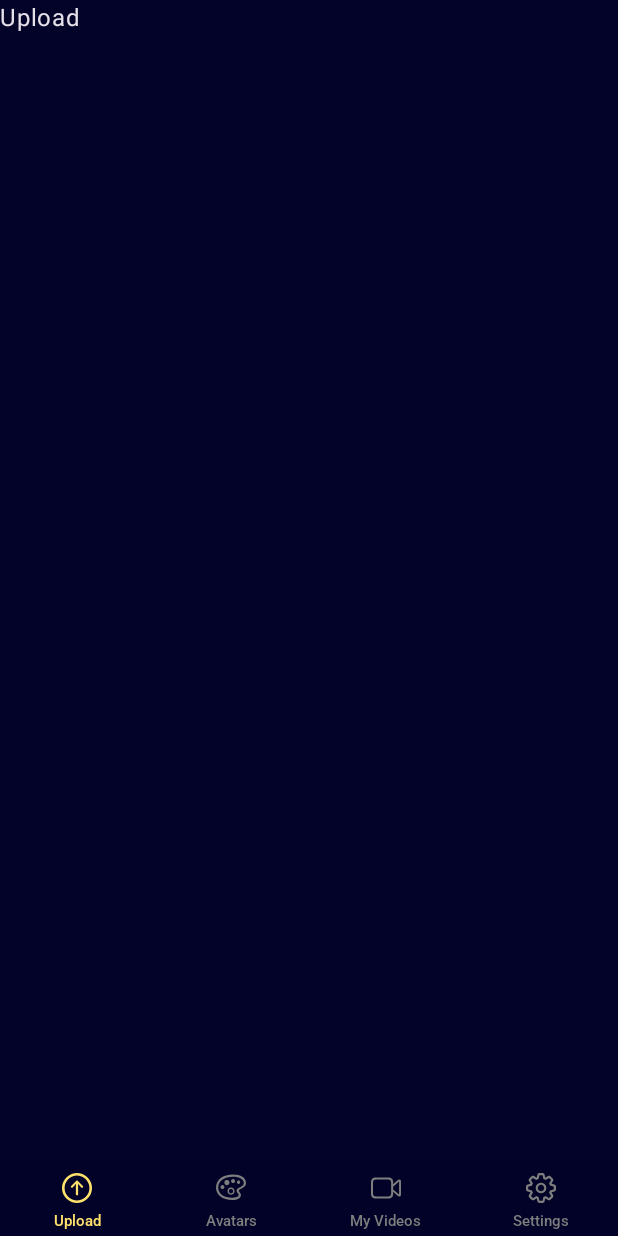
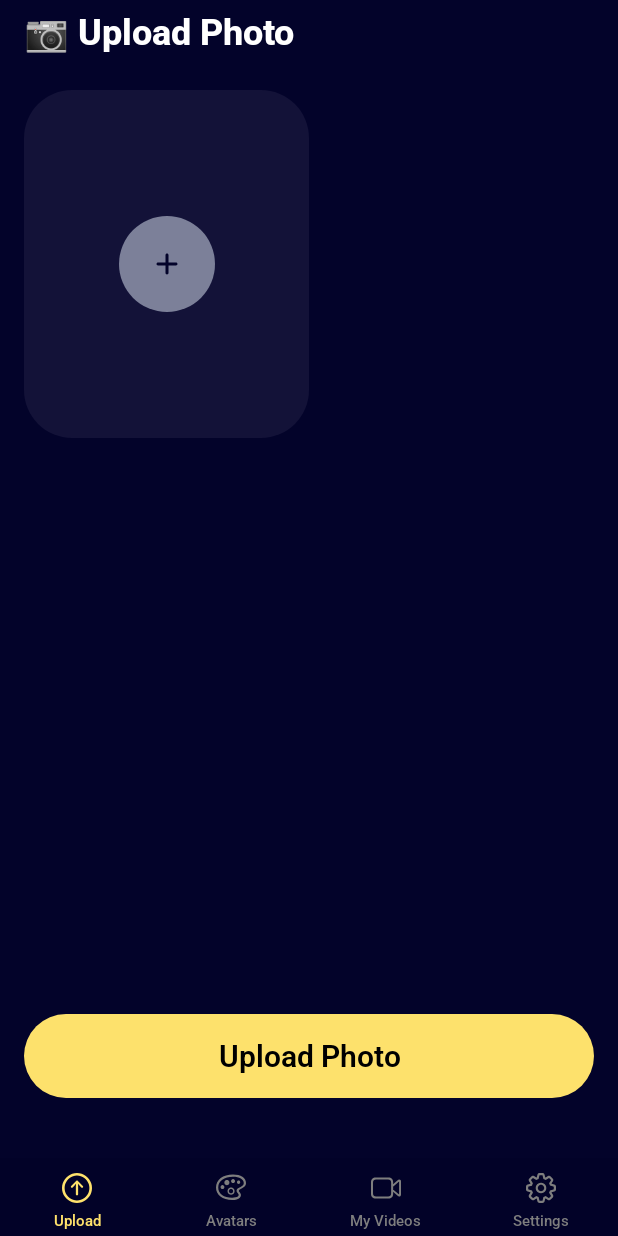
Before and after one commit to muratov-dev/HumanAIProject, an Android app built with Jetpack Compose: the screen it shows after launch (MainActivity), on a phone screen of 412 x 824 dp. Run offline under Robolectric (Android 15) with nearby library versions, the phone set to English and light mode, and no system bars; our stand-ins replace Dagger/Hilt's generated code, Timber.

Commit message:
feat: Implement Upload screen UI

```diff
--- /dev/null
+++ b/app/src/main/java/me/yeahapps/myhumanai/core/ui/component/button/PetAIButtonText.kt
@@ -0,0 +1,44 @@
+package me.yeahapps.myhumanai.core.ui.component.button
+
+import androidx.compose.material3.Text
+import androidx.compose.runtime.Composable
+import androidx.compose.ui.Modifier
+import androidx.compose.ui.text.AnnotatedString
+import androidx.compose.ui.text.TextStyle
+import androidx.compose.ui.text.style.TextAlign
+import androidx.compose.ui.text.style.TextOverflow
+import me.yeahapps.myhumanai.core.ui.theme.HumanAITheme
+
+@Composable
+fun HumanAIButtonText(
+    text: String,
+    modifier: Modifier = Modifier,
+    textAlign: TextAlign = TextAlign.Center,
+    style: TextStyle = HumanAITheme.typography.bodySemiBold
+) {
+    Text(
+        modifier = modifier,
+        text = text,
+        style = style,
+        textAlign = textAlign,
+        maxLines = 2,
+        overflow = TextOverflow.Ellipsis
+    )
+}
+
+@Composable
+fun HumanAIButtonText(
+    text: AnnotatedString,
+    modifier: Modifier = Modifier,
+    textAlign: TextAlign = TextAlign.Center,
+    style: TextStyle = HumanAITheme.typography.bodySemiBold
+) {
+    Text(
+        modifier = modifier,
+        text = text,
+        style = style,
+        textAlign = textAlign,
+        maxLines = 2,
+        overflow = TextOverflow.Ellipsis
+    )
+}
--- /dev/null
+++ b/app/src/main/java/me/yeahapps/myhumanai/core/ui/component/button/filled/HumanAIButtonDefaults.kt
@@ -0,0 +1,45 @@
+package me.yeahapps.myhumanai.core.ui.component.button.filled
+
+import androidx.compose.foundation.layout.PaddingValues
+import androidx.compose.foundation.shape.RoundedCornerShape
+import androidx.compose.runtime.Composable
+import androidx.compose.runtime.Stable
+import androidx.compose.ui.graphics.Color
+import androidx.compose.ui.unit.dp
+import me.yeahapps.myhumanai.core.ui.theme.HumanAITheme
+
+object HumanAIButtonDefaults {
+
+    val MinHeight = 56.dp
+    val Shape = RoundedCornerShape(100.dp)
+
+    val DefaultHorizontalPadding = 16.dp
+    val DefaultVerticalPadding = 8.dp
+    val DefaultPaddingValues = PaddingValues(horizontal = DefaultHorizontalPadding, vertical = DefaultVerticalPadding)
+
+    @Composable
+    fun colors(
+        containerColor: Color = HumanAITheme.colors.buttonPrimaryDefault,
+        disabledContainerColor: Color = HumanAITheme.colors.buttonPrimaryDisabled,
+        contentColor: Color = HumanAITheme.colors.buttonTextPrimary,
+        disabledContentColor: Color = HumanAITheme.colors.buttonTextPrimary,
+    ) = HumanAIButtonColors(
+        containerColor = containerColor,
+        disabledContainerColor = disabledContainerColor,
+        contentColor = contentColor,
+        disabledContentColor = disabledContentColor,
+    )
+}
+
+data class HumanAIButtonColors(
+    val containerColor: Color = Color.Unspecified,
+    val disabledContainerColor: Color = Color.Unspecified,
+    val contentColor: Color = Color.Unspecified,
+    val disabledContentColor: Color = Color.Unspecified,
+) {
+    @Stable
+    fun containerColor(enabled: Boolean): Color = if (enabled) containerColor else disabledContainerColor
+
+    @Stable
+    fun contentColor(enabled: Boolean): Color = if (enabled) contentColor else disabledContentColor
+}
--- /dev/null
+++ b/app/src/main/java/me/yeahapps/myhumanai/core/ui/component/button/filled/HumanAIPrimaryButton.kt
@@ -0,0 +1,51 @@
+package me.yeahapps.myhumanai.core.ui.component.button.filled
+
+import androidx.compose.foundation.background
+import androidx.compose.foundation.clickable
+import androidx.compose.foundation.layout.Box
+import androidx.compose.foundation.layout.IntrinsicSize
+import androidx.compose.foundation.layout.PaddingValues
+import androidx.compose.foundation.layout.defaultMinSize
+import androidx.compose.foundation.layout.padding
+import androidx.compose.foundation.layout.width
+import androidx.compose.material3.LocalContentColor
+import androidx.compose.runtime.Composable
+import androidx.compose.runtime.CompositionLocalProvider
+import androidx.compose.ui.Alignment
+import androidx.compose.ui.Modifier
+import androidx.compose.ui.draw.clip
+import androidx.compose.ui.graphics.Shape
+import androidx.compose.ui.semantics.Role
+import androidx.compose.ui.unit.Dp
+import me.yeahapps.myhumanai.core.ui.component.button.HumanAIButtonText
+
+@Composable
+fun HumanAIPrimaryButton(
+    centerContent: String,
+    onClick: () -> Unit,
+    modifier: Modifier = Modifier,
+    enabled: Boolean = true,
+    colors: HumanAIButtonColors = HumanAIButtonDefaults.colors(),
+    shape: Shape = HumanAIButtonDefaults.Shape,
+    minHeight: Dp = HumanAIButtonDefaults.MinHeight,
+    paddingValues: PaddingValues = HumanAIButtonDefaults.DefaultPaddingValues,
+) {
+    Box(
+        modifier = modifier
+            .width(IntrinsicSize.Min)
+            .background(color = colors.containerColor(enabled), shape = shape)
+            .clip(shape)
+            .defaultMinSize(minHeight = minHeight)
+            .padding(paddingValues),
+        contentAlignment = Alignment.Center
+    ) {
+        Box(
+            modifier = Modifier
+                .matchParentSize()
+                .clickable(enabled = enabled, onClick = onClick, role = Role.Button)
+        )
+        CompositionLocalProvider(LocalContentColor provides colors.contentColor(enabled)) {
+            HumanAIButtonText(text = centerContent)
+        }
+    }
+}
--- /dev/null
+++ b/app/src/main/java/me/yeahapps/myhumanai/core/ui/component/topbar/HumanAIPrimaryTopBar.kt
@@ -0,0 +1,23 @@
+package me.yeahapps.myhumanai.core.ui.component.topbar
+
+import androidx.compose.foundation.layout.Row
+import androidx.compose.foundation.layout.fillMaxWidth
+import androidx.compose.foundation.layout.padding
+import androidx.compose.foundation.layout.statusBarsPadding
+import androidx.compose.material3.Text
+import androidx.compose.runtime.Composable
+import androidx.compose.ui.Modifier
+import androidx.compose.ui.unit.dp
+import me.yeahapps.myhumanai.core.ui.theme.HumanAITheme
+
+@Composable
+fun HumanAIPrimaryTopBar(modifier: Modifier = Modifier, title: String) {
+    Row(
+        modifier = modifier
+            .fillMaxWidth()
+            .statusBarsPadding()
+            .padding(horizontal = 16.dp, vertical = 8.dp)
+    ) {
+        Text(text = title, style = HumanAITheme.typography.headlineExtraBold, color = HumanAITheme.colors.textPrimary)
+    }
+}
--- a/app/src/main/java/me/yeahapps/myhumanai/features/root/ui/screen/RootScreen.kt
+++ b/app/src/main/java/me/yeahapps/myhumanai/features/root/ui/screen/RootScreen.kt
@@ -16,7 +16,7 @@ import me.yeahapps.myhumanai.features.avatars.AvatarsContainer
 import me.yeahapps.myhumanai.features.root.domain.BottomNavigationItem
 import me.yeahapps.myhumanai.features.root.ui.component.HumanAIBottomNavigation
 import me.yeahapps.myhumanai.features.settings.SettingsContainer
-import me.yeahapps.myhumanai.features.upload.UploadContainer
+import me.yeahapps.myhumanai.features.upload.ui.screen.UploadContainer
 import me.yeahapps.myhumanai.features.videos.VideosContainer
 import me.yeahapps.myhumanai.core.ui.navigation.commonModifier
 
--- a/app/src/main/java/me/yeahapps/myhumanai/features/upload/UploadScreen.kt
+++ /dev/null
@@ -1,26 +0,0 @@
-package me.yeahapps.myhumanai.features.upload
-
-import androidx.compose.foundation.layout.Box
-import androidx.compose.foundation.layout.padding
-import androidx.compose.material3.Scaffold
-import androidx.compose.material3.Text
-import androidx.compose.runtime.Composable
-import androidx.compose.ui.Modifier
-import kotlinx.serialization.Serializable
-
-@Serializable
-object UploadScreen
-
-@Composable
-fun UploadContainer(modifier: Modifier = Modifier) {
-    UploadContent(modifier = modifier)
-}
-
-@Composable
-private fun UploadContent(modifier: Modifier = Modifier) {
-    Scaffold(modifier = modifier) { innerPadding ->
-        Box(modifier = Modifier.padding(innerPadding)) {
-            Text(text = "Upload")
-        }
-    }
-}
--- /dev/null
+++ b/app/src/main/java/me/yeahapps/myhumanai/features/upload/ui/component/cards/UploadPhotoCard.kt
@@ -0,0 +1,44 @@
+package me.yeahapps.myhumanai.features.upload.ui.component.cards
+
+import androidx.compose.foundation.background
+import androidx.compose.foundation.clickable
+import androidx.compose.foundation.layout.Box
+import androidx.compose.foundation.layout.aspectRatio
+import androidx.compose.foundation.layout.size
+import androidx.compose.foundation.shape.CircleShape
+import androidx.compose.foundation.shape.RoundedCornerShape
+import androidx.compose.material3.Icon
+import androidx.compose.runtime.Composable
+import androidx.compose.ui.Alignment
+import androidx.compose.ui.Modifier
+import androidx.compose.ui.draw.clip
+import androidx.compose.ui.graphics.Color
+import androidx.compose.ui.graphics.vector.ImageVector
+import androidx.compose.ui.res.vectorResource
+import androidx.compose.ui.unit.dp
+import me.yeahapps.myhumanai.R
+import me.yeahapps.myhumanai.core.ui.theme.HumanAITheme
+
+@Composable
+fun UploadPhotoCard(modifier: Modifier = Modifier, onClick: () -> Unit) {
+    Box(
+        modifier = modifier
+            .aspectRatio(1f/1.22f)
+            .clip(RoundedCornerShape(32.dp))
+            .background(color = Color(0xFF131238))
+            .clickable(onClick = onClick), contentAlignment = Alignment.Center
+    ) {
+        Box(
+            modifier = Modifier
+                .size(64.dp)
+                .background(color = Color(0xFF7C8099), shape = CircleShape),
+            contentAlignment = Alignment.Center
+        ) {
+            Icon(
+                imageVector = ImageVector.vectorResource(R.drawable.ic_add),
+                tint = HumanAITheme.colors.backgroundPrimary,
+                contentDescription = null
+            )
+        }
+    }
+}
--- /dev/null
+++ b/app/src/main/java/me/yeahapps/myhumanai/features/upload/ui/screen/UploadScreen.kt
@@ -0,0 +1,57 @@
+package me.yeahapps.myhumanai.features.upload.ui.screen
+
+import androidx.compose.foundation.layout.Box
+import androidx.compose.foundation.layout.fillMaxSize
+import androidx.compose.foundation.layout.fillMaxWidth
+import androidx.compose.foundation.layout.padding
+import androidx.compose.foundation.lazy.grid.GridCells
+import androidx.compose.foundation.lazy.grid.LazyVerticalGrid
+import androidx.compose.material3.Scaffold
+import androidx.compose.runtime.Composable
+import androidx.compose.ui.Alignment
+import androidx.compose.ui.Modifier
+import androidx.compose.ui.res.stringResource
+import androidx.compose.ui.unit.dp
+import kotlinx.serialization.Serializable
+import me.yeahapps.myhumanai.R
+import me.yeahapps.myhumanai.core.ui.component.button.filled.HumanAIPrimaryButton
+import me.yeahapps.myhumanai.core.ui.component.topbar.HumanAIPrimaryTopBar
+import me.yeahapps.myhumanai.features.upload.ui.component.cards.UploadPhotoCard
+
+@Serializable
+object UploadScreen
+
+@Composable
+fun UploadContainer(modifier: Modifier = Modifier) {
+    UploadContent(modifier = modifier)
+}
+
+@Composable
+private fun UploadContent(modifier: Modifier = Modifier) {
+    Scaffold(modifier = modifier, topBar = {
+        HumanAIPrimaryTopBar(title = stringResource(R.string.upload_headline))
+    }) { innerPadding ->
+        Box(
+            modifier = Modifier
+                .fillMaxSize()
+                .padding(top = innerPadding.calculateTopPadding(), bottom = 40.dp, start = 16.dp, end = 16.dp)
+        ) {
+            LazyVerticalGrid(
+                columns = GridCells.Fixed(2), modifier = Modifier
+                    .fillMaxSize()
+                    .padding(vertical = 16.dp)
+            ) {
+                item {
+                    UploadPhotoCard { }
+                }
+            }
+            HumanAIPrimaryButton(
+                centerContent = stringResource(R.string.upload_main_button),
+                onClick = {},
+                modifier = Modifier
+                    .fillMaxWidth()
+                    .align(Alignment.BottomCenter)
+            )
+        }
+    }
+}
--- /dev/null
+++ b/app/src/main/res/drawable/ic_add.xml
@@ -0,0 +1,13 @@
+<vector xmlns:android="http://schemas.android.com/apk/res/android"
+    android:width="24dp"
+    android:height="24dp"
+    android:viewportWidth="24"
+    android:viewportHeight="24">
+  <group>
+    <clip-path
+        android:pathData="M0,0h24v24h-24z"/>
+    <path
+        android:pathData="M11,13H6C5.717,13 5.479,12.904 5.287,12.712C5.096,12.521 5,12.283 5,12C5,11.717 5.096,11.479 5.287,11.288C5.479,11.096 5.717,11 6,11H11V6C11,5.717 11.096,5.479 11.288,5.287C11.479,5.096 11.717,5 12,5C12.283,5 12.521,5.096 12.712,5.287C12.904,5.479 13,5.717 13,6V11H18C18.283,11 18.521,11.096 18.712,11.288C18.904,11.479 19,11.717 19,12C19,12.283 18.904,12.521 18.712,12.712C18.521,12.904 18.283,13 18,13H13V18C13,18.283 12.904,18.521 12.712,18.712C12.521,18.904 12.283,19 12,19C11.717,19 11.479,18.904 11.288,18.712C11.096,18.521 11,18.283 11,18V13Z"
+        android:fillColor="#ffffff"/>
+  </group>
+</vector>
--- a/app/src/main/res/values/strings.xml
+++ b/app/src/main/res/values/strings.xml
@@ -3,6 +3,8 @@
 
     <!--  Upload  -->
     <string name="upload_label">Upload</string>
+    <string name="upload_headline">📷 Upload Photo</string>
+    <string name="upload_main_button">Upload Photo</string>
     <!--  Avatars  -->
     <string name="avatars_label">Avatars</string>
     <!--  My Videos -->
```
